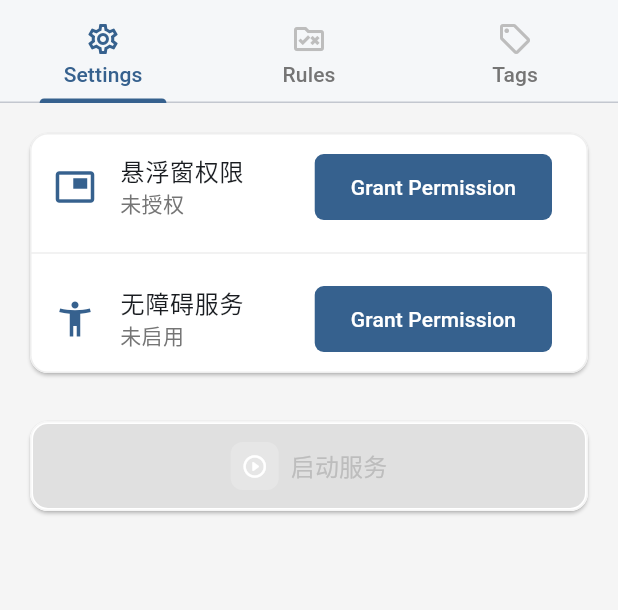
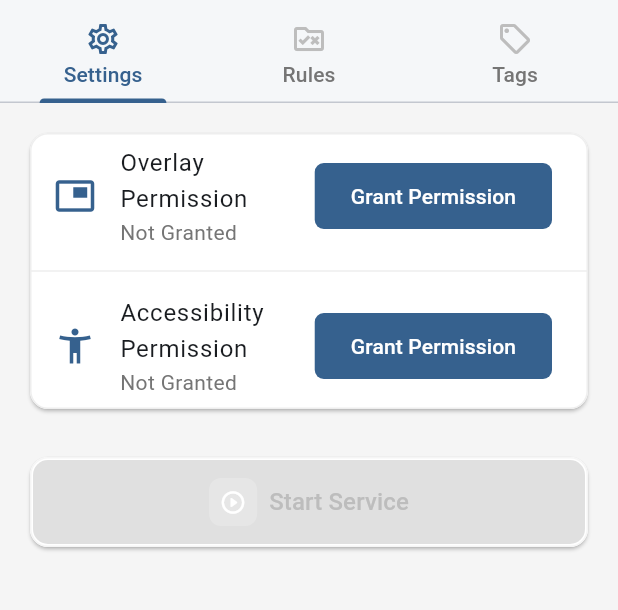
Before and after one commit to Zsbyqx20/AWAttackerApplier, a Flutter app: the screen it shows after launch, on a phone screen of 412 x 824 dp, the part 53-663 px from its top. Run offline on Flutter 3.47's test engine with Material 3 defaults, Android fonts, the phone set to English and light mode, and no system bars; our stand-ins replace shared_preferences; missing offline and left inert: flutter_background_service; generated files the repository leaves out were written again.

Commit message:
feat: enhance localization for service and permission status
- Added new localized strings for starting and stopping services, as well as overlay and accessibility permission statuses in both English and Chinese, improving user feedback and accessibility.
- Updated PermissionStatus factory methods to utilize localized strings for permission titles and texts, ensuring a consistent user experience across different languages.
- Refactored ServerConfigPage to incorporate localized button texts for service control, enhancing clarity and usability in the UI.

```diff
--- a/lib/l10n/app_en.arb
+++ b/lib/l10n/app_en.arb
@@ -429,5 +429,29 @@
     "ruleCardDisabled": "Disabled",
     "@ruleCardDisabled": {
         "description": "Text for rule card disabled status"
+    },
+    "startService": "Start Service",
+    "@startService": {
+        "description": "Button text for starting service"
+    },
+    "stopService": "Stop Service",
+    "@stopService": {
+        "description": "Button text for stopping service"
+    },
+    "overlayPermissionStatus": "Overlay Permission",
+    "@overlayPermissionStatus": {
+        "description": "Title for overlay permission status"
+    },
+    "accessibilityPermissionStatus": "Accessibility Permission",
+    "@accessibilityPermissionStatus": {
+        "description": "Title for accessibility permission status"
+    },
+    "permissionGranted": "Granted",
+    "@permissionGranted": {
+        "description": "Text for permission granted"
+    },
+    "permissionNotGranted": "Not Granted",
+    "@permissionNotGranted": {
+        "description": "Text for permission not granted"
     }
 }
--- a/lib/l10n/app_zh.arb
+++ b/lib/l10n/app_zh.arb
@@ -423,5 +423,29 @@
     "ruleCardDisabled": "已禁用",
     "@ruleCardDisabled": {
         "description": "Text for rule card disabled status"
+    },
+    "startService": "启动服务",
+    "@startService": {
+        "description": "Button text for starting service"
+    },
+    "stopService": "停止服务",
+    "@stopService": {
+        "description": "Button text for stopping service"
+    },
+    "overlayPermissionStatus": "悬浮窗权限",
+    "@overlayPermissionStatus": {
+        "description": "Title for overlay permission status"
+    },
+    "accessibilityPermissionStatus": "无障碍服务",
+    "@accessibilityPermissionStatus": {
+        "description": "Title for accessibility permission status"
+    },
+    "permissionGranted": "已授权",
+    "@permissionGranted": {
+        "description": "Text for permission granted"
+    },
+    "permissionNotGranted": "未授权",
+    "@permissionNotGranted": {
+        "description": "Text for permission not granted"
     }
 }
--- a/lib/models/permission_status.dart
+++ b/lib/models/permission_status.dart
@@ -1,3 +1,6 @@
+import 'package:flutter/material.dart';
+import 'package:flutter_gen/gen_l10n/app_localizations.dart';
+
 /// 权限类型枚举
 enum PermissionType {
   overlay,
@@ -20,23 +23,31 @@ class PermissionStatus {
     required this.notGrantedText,
   });
 
-  factory PermissionStatus.overlay({required bool isGranted}) {
+  factory PermissionStatus.overlay({
+    required bool isGranted,
+    required BuildContext context,
+  }) {
+    final l10n = AppLocalizations.of(context)!;
     return PermissionStatus(
       type: PermissionType.overlay,
       isGranted: isGranted,
-      title: '悬浮窗权限',
-      grantedText: '已授权',
-      notGrantedText: '未授权',
+      title: l10n.overlayPermissionStatus,
+      grantedText: l10n.permissionGranted,
+      notGrantedText: l10n.permissionNotGranted,
     );
   }
 
-  factory PermissionStatus.accessibility({required bool isGranted}) {
+  factory PermissionStatus.accessibility({
+    required bool isGranted,
+    required BuildContext context,
+  }) {
+    final l10n = AppLocalizations.of(context)!;
     return PermissionStatus(
       type: PermissionType.accessibility,
       isGranted: isGranted,
-      title: '无障碍服务',
-      grantedText: '已启用',
-      notGrantedText: '未启用',
+      title: l10n.accessibilityPermissionStatus,
+      grantedText: l10n.permissionGranted,
+      notGrantedText: l10n.permissionNotGranted,
     );
   }
 }
--- a/lib/pages/server_config_page.dart
+++ b/lib/pages/server_config_page.dart
@@ -1,5 +1,6 @@
 import 'dart:convert';
 
+import 'package:flutter_gen/gen_l10n/app_localizations.dart';
 import 'package:flutter/material.dart';
 import 'package:flutter/services.dart';
 
@@ -166,6 +167,7 @@ class _ServerConfigPageState extends State<ServerConfigPage>
 
   @override
   Widget build(BuildContext context) {
+    final l10n = AppLocalizations.of(context)!;
     final provider = context.watch<ConnectionProvider>();
     final allPermissionsGranted =
         _hasOverlayPermission && _hasAccessibilityPermission;
@@ -177,9 +179,14 @@ class _ServerConfigPageState extends State<ServerConfigPage>
         children: [
           PermissionCard(
             permissions: [
-              PermissionStatus.overlay(isGranted: _hasOverlayPermission),
+              PermissionStatus.overlay(
+                isGranted: _hasOverlayPermission,
+                context: context,
+              ),
               PermissionStatus.accessibility(
-                  isGranted: _hasAccessibilityPermission),
+                isGranted: _hasAccessibilityPermission,
+                context: context,
+              ),
             ],
             onRequestPermission: _requestPermission,
           ),
@@ -233,7 +240,9 @@ class _ServerConfigPageState extends State<ServerConfigPage>
                           ),
                         ),
                   label: Text(
-                    provider.isServiceRunning ? '停止服务' : '启动服务',
+                    provider.isServiceRunning
+                        ? l10n.stopService
+                        : l10n.startService,
                     style: const TextStyle(
                       fontSize: 16,
                       fontWeight: FontWeight.w500,
```
